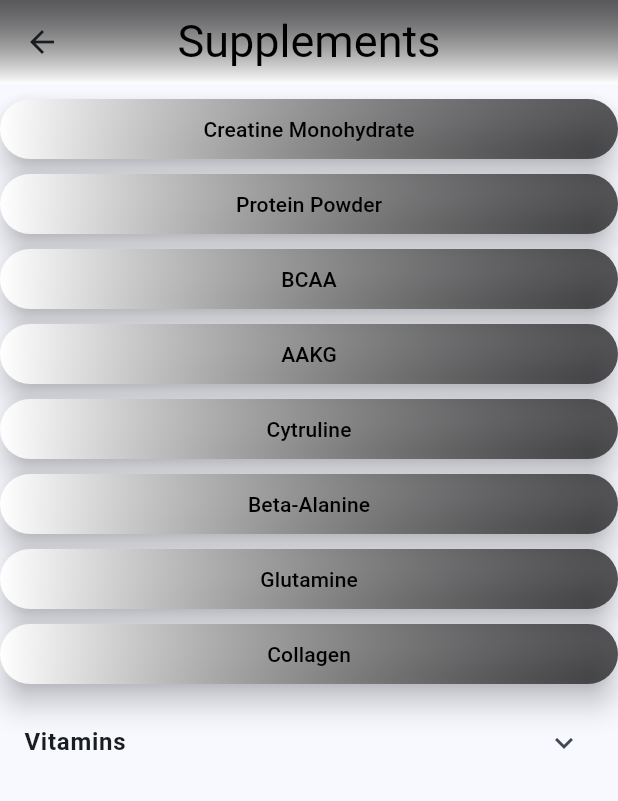
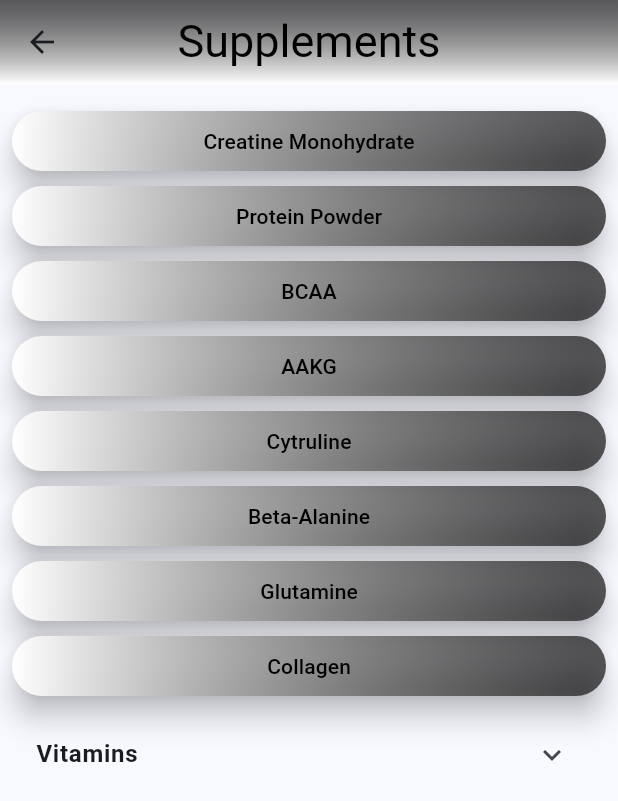
Before and after one commit to mateuszkasprzak94/fitness_prodigy, a Flutter app: the SupplementsPage screen opened directly, on a phone screen of 412 x 824 dp. Shown: the top 801 px of the screen. Run offline on Flutter 3.47's test engine with Material 2 defaults, Android fonts, the phone set to English and light mode, and no system bars; our stand-ins replace bloc, cloud_firestore, dio, firebase_auth, firebase_core, flutter_animate and 3 more; accounts and stored records are empty; Roboto replaces fonts that are missing (Satisfy).

Commit message:
Implement padding to supplements page

```diff
--- a/lib/app/pages/features/goals/goals_page.dart
+++ b/lib/app/pages/features/goals/goals_page.dart
@@ -190,8 +190,6 @@ class GoalTextWidget extends StatelessWidget {
             child: Text(
               goalModel.title,
               style: const TextStyle(color: Colors.white),
-              maxLines: 5,
-              overflow: TextOverflow.ellipsis,
             ),
           ),
           const Icon(
--- a/lib/app/pages/features/supplements/supplements_page.dart
+++ b/lib/app/pages/features/supplements/supplements_page.dart
@@ -42,6 +42,8 @@ class _SupplementsPageState extends State<SupplementsPage> {
         automaticallyImplyLeading: true,
       ),
       body: Center(
+        child: Padding(
+          padding: const EdgeInsets.all(8.0),
           child: ListView(
             children: [
               const SizedBox(height: 10),
@@ -140,10 +142,14 @@ class _SupplementsPageState extends State<SupplementsPage> {
                   style: TextStyle(fontWeight: FontWeight.bold),
                 ),
                 children: [
-                customButtonExpansionTile(text: 'Vitamin C', onPressed: () {}),
-                customButtonExpansionTile(text: 'Vitamin D', onPressed: () {}),
-                customButtonExpansionTile(text: 'Vitamin B', onPressed: () {}),
-                customButtonExpansionTile(text: 'Magnesium', onPressed: () {}),
+                  customButtonExpansionTile(
+                      text: 'Vitamin C', onPressed: () {}),
+                  customButtonExpansionTile(
+                      text: 'Vitamin D', onPressed: () {}),
+                  customButtonExpansionTile(
+                      text: 'Vitamin B', onPressed: () {}),
+                  customButtonExpansionTile(
+                      text: 'Magnesium', onPressed: () {}),
                   customButtonExpansionTile(text: 'Omega 3', onPressed: () {}),
                   customButtonExpansionTile(text: 'Zync', onPressed: () {}),
                   customButtonExpansionTile(
@@ -155,6 +161,7 @@ class _SupplementsPageState extends State<SupplementsPage> {
             ],
           ),
         ),
+      ),
     );
   }
 }
```
Lines whose indentation alone changed are shown as unchanged.
